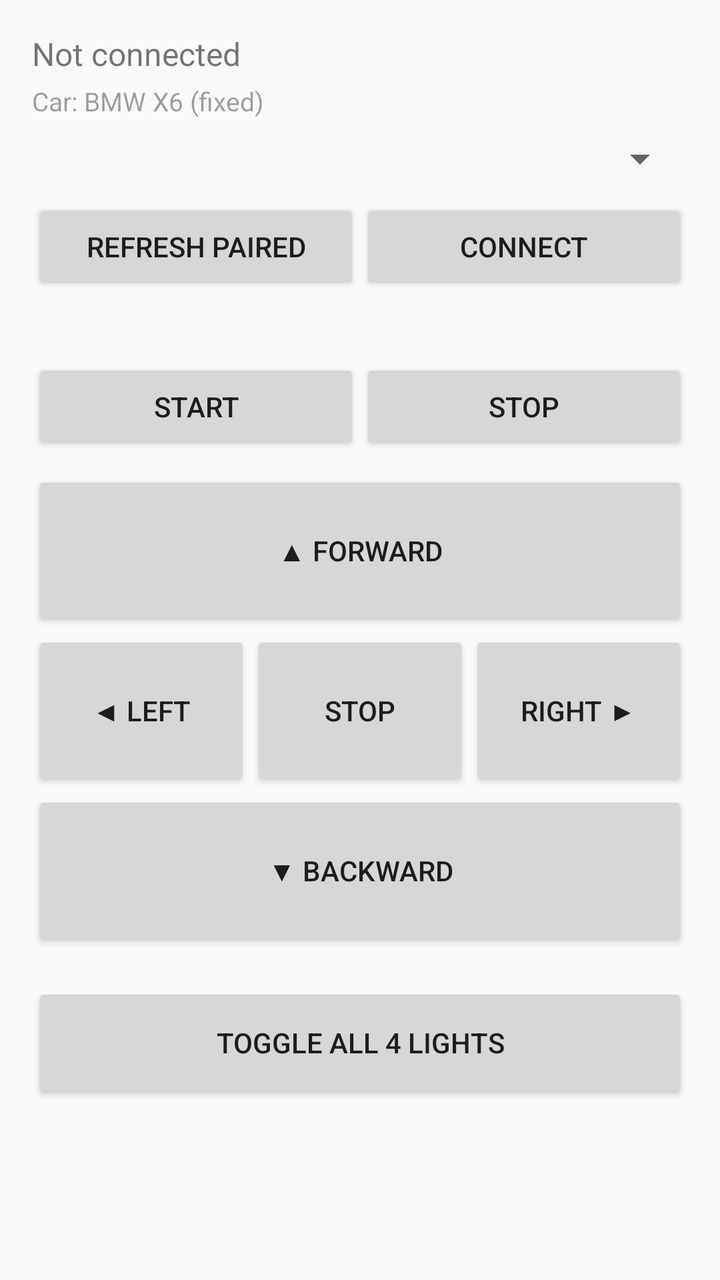
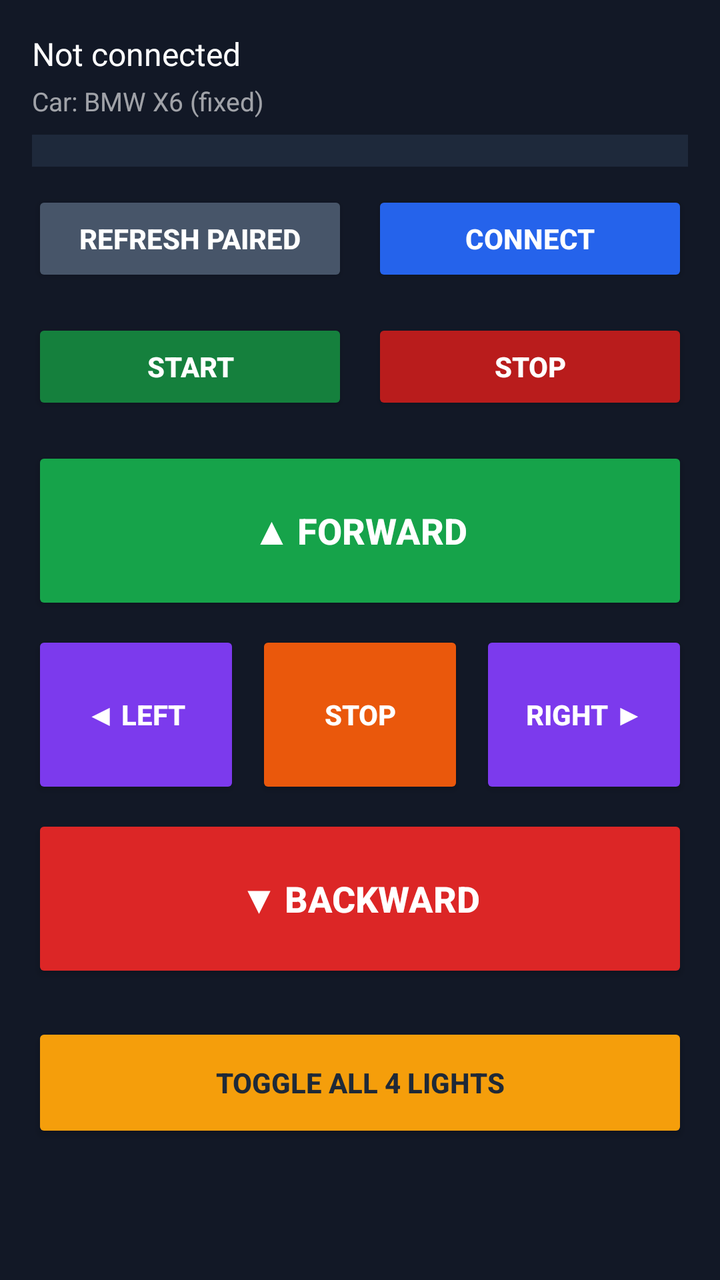

Two renders of the same Android screen: before a commit and after it. Below are the layout's source before the change and the commit's diff.
<!-- AndroidManifest.xml: application theme Theme.AppCompat.DayNight -->
<!-- res/layout/activity_main.xml -->
<?xml version="1.0" encoding="utf-8"?>
<LinearLayout xmlns:android="http://schemas.android.com/apk/res/android"
    android:layout_width="match_parent"
    android:layout_height="match_parent"
    android:orientation="vertical"
    android:padding="16dp">

    <TextView
        android:id="@+id/statusText"
        android:layout_width="match_parent"
        android:layout_height="wrap_content"
        android:text="Not connected"
        android:textSize="16sp"
        android:paddingBottom="4dp" />

    <TextView
        android:layout_width="match_parent"
        android:layout_height="wrap_content"
        android:text="Car: BMW X6 (fixed)"
        android:textSize="13sp"
        android:alpha="0.7"
        android:paddingBottom="8dp" />

    <Spinner
        android:id="@+id/deviceSpinner"
        android:layout_width="match_parent"
        android:layout_height="wrap_content" />

    <LinearLayout
        android:layout_width="match_parent"
        android:layout_height="wrap_content"
        android:orientation="horizontal"
        android:paddingTop="8dp"
        android:paddingBottom="24dp">

        <Button
            android:id="@+id/refreshButton"
            android:layout_width="0dp"
            android:layout_height="wrap_content"
            android:layout_weight="1"
            android:text="Refresh Paired" />

        <Button
            android:id="@+id/connectButton"
            android:layout_width="0dp"
            android:layout_height="wrap_content"
            android:layout_weight="1"
            android:text="Connect" />
    </LinearLayout>

    <LinearLayout
        android:layout_width="match_parent"
        android:layout_height="wrap_content"
        android:orientation="horizontal"
        android:paddingTop="8dp"
        android:paddingBottom="8dp">

        <Button
            android:id="@+id/startButton"
            android:layout_width="0dp"
            android:layout_height="wrap_content"
            android:layout_weight="1"
            android:text="Start" />

        <Button
            android:id="@+id/stopButton"
            android:layout_width="0dp"
            android:layout_height="wrap_content"
            android:layout_weight="1"
            android:text="Stop" />
    </LinearLayout>

    <Button
        android:id="@+id/btnForward"
        android:layout_width="match_parent"
        android:layout_height="80dp"
        android:text="▲ FORWARD" />

    <LinearLayout
        android:layout_width="match_parent"
        android:layout_height="80dp"
        android:orientation="horizontal">

        <Button
            android:id="@+id/btnLeft"
            android:layout_width="0dp"
            android:layout_height="match_parent"
            android:layout_weight="1"
            android:text="◀ LEFT" />

        <Button
            android:id="@+id/btnStop"
            android:layout_width="0dp"
            android:layout_height="match_parent"
            android:layout_weight="1"
            android:text="STOP" />

        <Button
            android:id="@+id/btnRight"
            android:layout_width="0dp"
            android:layout_height="match_parent"
            android:layout_weight="1"
            android:text="RIGHT ▶" />
    </LinearLayout>

    <Button
        android:id="@+id/btnBackward"
        android:layout_width="match_parent"
        android:layout_height="80dp"
        android:text="▼ BACKWARD" />

    <Button
        android:id="@+id/btnLights"
        android:layout_width="match_parent"
        android:layout_height="60dp"
        android:layout_marginTop="16dp"
        android:text="TOGGLE ALL 4 LIGHTS" />

</LinearLayout>
<!-- resources referenced by this layout -->
<resources>

</resources>

<!-- the commit's change to res/layout/activity_main.xml (unified diff, before → after) -->
@@ -3,6 +3,7 @@
     android:layout_width="match_parent"
     android:layout_height="match_parent"
     android:orientation="vertical"
+    android:background="@color/app_background"
     android:padding="16dp">
 
     <TextView
@@ -10,6 +11,7 @@
         android:layout_width="match_parent"
         android:layout_height="wrap_content"
         android:text="Not connected"
+        android:textColor="@color/text_on_color"
         android:textSize="16sp"
         android:paddingBottom="4dp" />
 
@@ -17,27 +19,34 @@
         android:layout_width="match_parent"
         android:layout_height="wrap_content"
         android:text="Car: BMW X6 (fixed)"
+        android:textColor="@color/text_on_color"
         android:textSize="13sp"
-        android:alpha="0.7"
+        android:alpha="0.6"
         android:paddingBottom="8dp" />
 
     <Spinner
         android:id="@+id/deviceSpinner"
         android:layout_width="match_parent"
-        android:layout_height="wrap_content" />
+        android:layout_height="wrap_content"
+        android:background="@color/card_surface"
+        android:padding="8dp" />
 
     <LinearLayout
         android:layout_width="match_parent"
         android:layout_height="wrap_content"
         android:orientation="horizontal"
-        android:paddingTop="8dp"
-        android:paddingBottom="24dp">
+        android:paddingTop="12dp"
+        android:paddingBottom="16dp">
 
         <Button
             android:id="@+id/refreshButton"
             android:layout_width="0dp"
             android:layout_height="wrap_content"
             android:layout_weight="1"
+            android:layout_marginEnd="6dp"
+            android:backgroundTint="@color/neutral_grey"
+            android:textColor="@color/text_on_color"
+            android:textStyle="bold"
             android:text="Refresh Paired" />
 
         <Button
@@ -45,6 +54,10 @@
             android:layout_width="0dp"
             android:layout_height="wrap_content"
             android:layout_weight="1"
+            android:layout_marginStart="6dp"
+            android:backgroundTint="@color/accent_blue"
+            android:textColor="@color/text_on_color"
+            android:textStyle="bold"
             android:text="Connect" />
     </LinearLayout>
 
@@ -52,14 +65,17 @@
         android:layout_width="match_parent"
         android:layout_height="wrap_content"
         android:orientation="horizontal"
-        android:paddingTop="8dp"
-        android:paddingBottom="8dp">
+        android:paddingBottom="16dp">
 
         <Button
             android:id="@+id/startButton"
             android:layout_width="0dp"
             android:layout_height="wrap_content"
             android:layout_weight="1"
+            android:layout_marginEnd="6dp"
+            android:backgroundTint="@color/drive_green_dark"
+            android:textColor="@color/text_on_color"
+            android:textStyle="bold"
             android:text="Start" />
 
         <Button
@@ -67,18 +83,27 @@
             android:layout_width="0dp"
             android:layout_height="wrap_content"
             android:layout_weight="1"
+            android:layout_marginStart="6dp"
+            android:backgroundTint="@color/drive_red_dark"
+            android:textColor="@color/text_on_color"
+            android:textStyle="bold"
             android:text="Stop" />
     </LinearLayout>
 
     <Button
         android:id="@+id/btnForward"
         android:layout_width="match_parent"
-        android:layout_height="80dp"
+        android:layout_height="84dp"
+        android:layout_marginBottom="8dp"
+        android:backgroundTint="@color/drive_green"
+        android:textColor="@color/text_on_color"
+        android:textStyle="bold"
+        android:textSize="18sp"
         android:text="▲ FORWARD" />
 
     <LinearLayout
         android:layout_width="match_parent"
-        android:layout_height="80dp"
+        android:layout_height="84dp"
         android:orientation="horizontal">
 
         <Button
@@ -86,6 +111,10 @@
             android:layout_width="0dp"
             android:layout_height="match_parent"
             android:layout_weight="1"
+            android:layout_marginEnd="4dp"
+            android:backgroundTint="@color/steer_purple"
+            android:textColor="@color/text_on_color"
+            android:textStyle="bold"
             android:text="◀ LEFT" />
 
         <Button
@@ -93,6 +122,10 @@
             android:layout_width="0dp"
             android:layout_height="match_parent"
             android:layout_weight="1"
+            android:layout_marginHorizontal="4dp"
+            android:backgroundTint="@color/stop_orange"
+            android:textColor="@color/text_on_color"
+            android:textStyle="bold"
             android:text="STOP" />
 
         <Button
@@ -100,20 +133,32 @@
             android:layout_width="0dp"
             android:layout_height="match_parent"
             android:layout_weight="1"
+            android:layout_marginStart="4dp"
+            android:backgroundTint="@color/steer_purple"
+            android:textColor="@color/text_on_color"
+            android:textStyle="bold"
             android:text="RIGHT ▶" />
     </LinearLayout>
 
     <Button
         android:id="@+id/btnBackward"
         android:layout_width="match_parent"
-        android:layout_height="80dp"
+        android:layout_height="84dp"
+        android:layout_marginTop="8dp"
+        android:backgroundTint="@color/drive_red"
+        android:textColor="@color/text_on_color"
+        android:textStyle="bold"
+        android:textSize="18sp"
         android:text="▼ BACKWARD" />
 
     <Button
         android:id="@+id/btnLights"
         android:layout_width="match_parent"
         android:layout_height="60dp"
-        android:layout_marginTop="16dp"
+        android:layout_marginTop="20dp"
+        android:backgroundTint="@color/lights_amber"
+        android:textColor="@color/text_dark"
+        android:textStyle="bold"
         android:text="TOGGLE ALL 4 LIGHTS" />
 
 </LinearLayout>
<!-- resource entries referenced after the edit -->
@@ -1,5 +1,17 @@
 <!-- resources referenced by this layout -->
 <resources>
-
+  <color name="accent_blue">#2563EB</color>
+  <color name="app_background">#121826</color>
+  <color name="card_surface">#1E293B</color>
+  <color name="drive_green">#16A34A</color>
+  <color name="drive_green_dark">#15803D</color>
+  <color name="drive_red">#DC2626</color>
+  <color name="drive_red_dark">#B91C1C</color>
+  <color name="lights_amber">#F59E0B</color>
+  <color name="neutral_grey">#475569</color>
+  <color name="steer_purple">#7C3AED</color>
+  <color name="stop_orange">#EA580C</color>
+  <color name="text_dark">#1F2937</color>
+  <color name="text_on_color">#FFFFFF</color>
 </resources>
 
